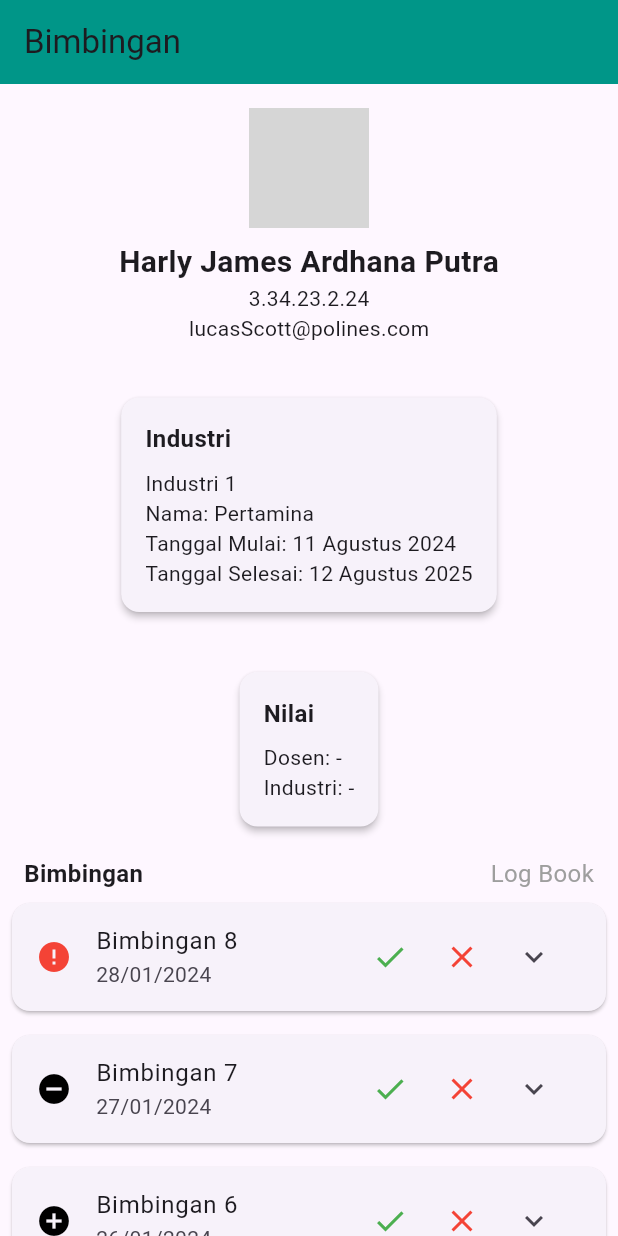
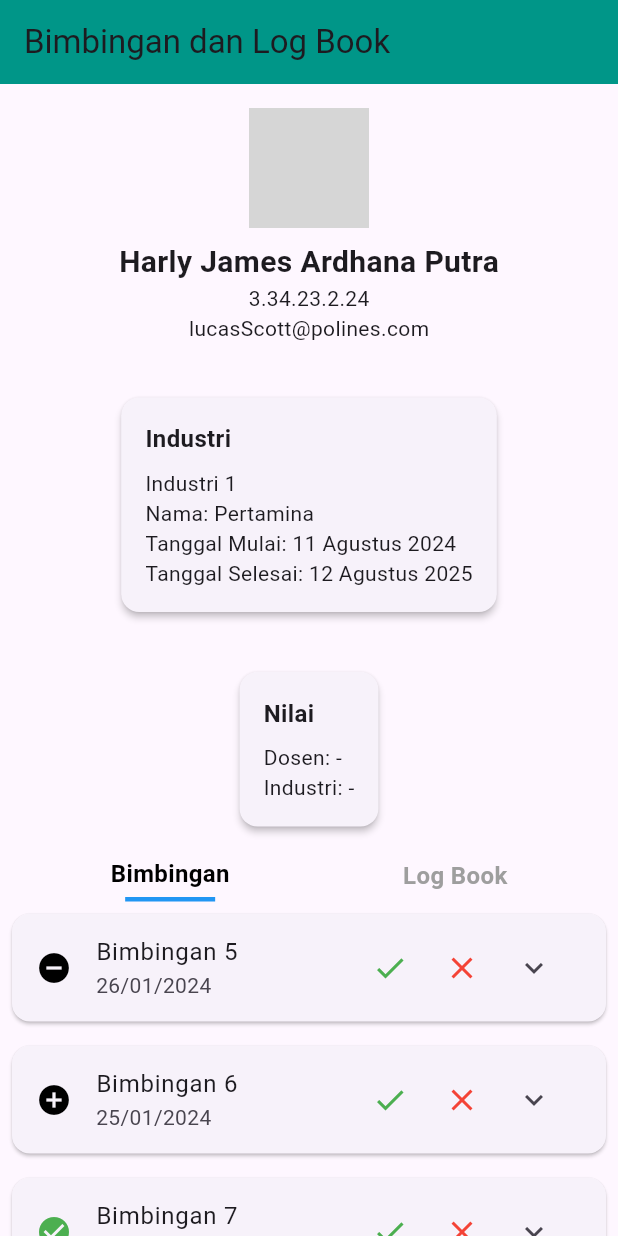
Before and after one commit to Kevin5621/Sitama, a Flutter app: the DCardPage screen opened directly, on a phone screen of 412 x 824 dp. Run offline on Flutter 3.47's test engine with Material 3 defaults, Android fonts, the light colour scheme and no system bars; network calls fail; grey boxes are pictures that could not be loaded.

Commit message:
Update d_card_page.dart

```diff
--- a/lib/pages/Dosen/d_card_page.dart
+++ b/lib/pages/Dosen/d_card_page.dart
@@ -1,17 +1,17 @@
 import 'package:flutter/material.dart';
 
 void main() {
-  runApp(const CardMahasiswa(studentName: '',));
+  runApp(const MyApp());
 }
 
-class CardMahasiswa extends StatelessWidget {
-  const CardMahasiswa({Key? key, required String studentName}) : super(key: key);
+class MyApp extends StatelessWidget {
+  const MyApp({Key? key}) : super(key: key);
 
   @override
   Widget build(BuildContext context) {
     return const MaterialApp(
-      title: 'DCard Page',
-      home: DCardPage(), // Menggunakan DCardPage
+      title: 'Bimbingan dan Log Book',
+      home: DCardPage(),
     );
   }
 }
@@ -36,6 +36,18 @@ class BimbinganItem {
   });
 }
 
+class LogBookItem {
+  final String week;
+  final String date;
+  final String description;
+
+  LogBookItem({
+    required this.week,
+    required this.date,
+    required this.description,
+  });
+}
+
 class DCardPage extends StatefulWidget {
   const DCardPage({Key? key}) : super(key: key);
 
@@ -44,22 +56,36 @@ class DCardPage extends StatefulWidget {
 }
 
 class _DCardPageState extends State<DCardPage> {
+  final PageController _pageController = PageController();
+  int _selectedIndex = 0;
+
   List<BimbinganItem> bimbinganData = [
     BimbinganItem(
-      id: 1,
-      title: 'Bimbingan 8',
-      date: '28/01/2024',
-      status: 'pending',
-      description: 'Kegiatan Anda: Berikut poin-poin laporan saya:',
+      id: 5,
+      title: 'Bimbingan 5',
+      date: '26/01/2024',
+      status: 'unread',
+      description: 'Kegiatan Anda: Silakan cek laporan saya yang belum dibaca.',
       points: [
-        'Bab I - Pendahuluan: Latar belakang magang',
-        'Pembahasan Kegiatan Magang',
-        'Analisis dan Evaluasi',
+        'Bab II - Metodologi: Metode yang digunakan',
+        'Analisis Data',
       ],
-      attachment: 'Lucas Bimbingan7.pdf',
+      attachment: 'Lucas Bimbingan5.pdf',
     ),
     BimbinganItem(
-      id: 2,
+      id: 6,
+      title: 'Bimbingan 6',
+      date: '25/01/2024',
+      status: 'revisi',
+      description: 'Kegiatan Anda: Mohon revisi laporan saya.',
+      points: [
+        'Bab III - Hasil dan Pembahasan',
+        'Kesimpulan dan Saran',
+      ],
+      attachment: 'Lucas Bimbingan4.pdf',
+    ),
+    BimbinganItem(
+      id: 7,
       title: 'Bimbingan 7',
       date: '27/01/2024',
       status: 'accepted',
@@ -72,17 +98,30 @@ class _DCardPageState extends State<DCardPage> {
       attachment: 'Lucas Bimbingan6.pdf',
     ),
     BimbinganItem(
-      id: 3,
-      title: 'Bimbingan 6',
-      date: '26/01/2024',
-      status: 'unread',
+      id: 8,
+      title: 'Bimbingan 8',
+      date: '28/01/2024',
+      status: 'pending',
       description: 'Kegiatan Anda: Berikut poin-poin laporan saya:',
       points: [
         'Bab I - Pendahuluan: Latar belakang magang',
         'Pembahasan Kegiatan Magang',
         'Analisis dan Evaluasi',
       ],
-      attachment: 'Lucas Bimbingan5.pdf',
+      attachment: 'Lucas Bimbingan7.pdf',
+    ),
+  ];
+
+  List<LogBookItem> logBookData = [
+    LogBookItem(
+      week: "Minggu 2",
+      date: "21/01/2024",
+      description: "Membuat desain UI/UX aplikasi MY Pertamin...",
+    ),
+    LogBookItem(
+      week: "Minggu 3",
+      date: "28/01/2024",
+      description: "Pengujian aplikasi MY Pertamina...",
     ),
   ];
 
@@ -100,39 +139,41 @@ class _DCardPageState extends State<DCardPage> {
     });
   }
 
+  void onTabTapped(int index) {
+    setState(() {
+      _selectedIndex = index;
+      _pageController.jumpToPage(index);
+    });
+  }
+
   @override
   Widget build(BuildContext context) {
     return Scaffold(
       appBar: AppBar(
-        title: const Text('Bimbingan'),
+        title: const Text('Bimbingan dan Log Book'),
         backgroundColor: Colors.teal,
       ),
-      body: SingleChildScrollView(
-        child: Column(
+      body: Column(
         children: [
-            // Profile and Industry Info
           _buildProfileSection(),
           _buildIndustrySection(),
           _buildNilaiSection(),
-
-            // Tabs for Bimbingan and Log Book
           _buildTabs(),
-
-            // List of Bimbingan Items
-            ListView.builder(
-              shrinkWrap: true,
-              physics: const NeverScrollableScrollPhysics(),
-              itemCount: bimbinganData.length,
-              itemBuilder: (context, index) {
-                return BimbinganItemWidget(
-                  data: bimbinganData[index],
-                  onAccept: () => handleAccept(bimbinganData[index].id),
-                  onReject: () => handleReject(bimbinganData[index].id),
-                );
+          Expanded(
+            child: PageView(
+              controller: _pageController,
+              onPageChanged: (index) {
+                setState(() {
+                  _selectedIndex = index;
+                });
               },
+              children: [
+                _buildBimbinganList(),
+                _buildLogBookList(),
+              ],
+            ),
           ),
         ],
-        ),
       ),
     );
   }
@@ -211,21 +252,64 @@ class _DCardPageState extends State<DCardPage> {
   }
 
   Widget _buildTabs() {
-    return const Padding(
-      padding: EdgeInsets.symmetric(horizontal: 16.0),
+    return Padding(
+      padding: const EdgeInsets.symmetric(horizontal: 16.0),
       child: Row(
-        mainAxisAlignment: MainAxisAlignment.spaceBetween,
+        mainAxisAlignment: MainAxisAlignment.spaceAround,
+        children: [
+          _buildTabItem("Bimbingan", 0),
+          _buildTabItem("Log Book", 1),
+        ],
+      ),
+    );
+  }
+
+  Widget _buildTabItem(String title, int index) {
+    return GestureDetector(
+      onTap: () => onTabTapped(index),
+      child: Column(
         children: [
           Text(
-            'Bimbingan',
-            style: TextStyle(fontSize: 16, fontWeight: FontWeight.bold),
+            title,
+            style: TextStyle(
+              fontSize: 16,
+              fontWeight: FontWeight.bold,
+              color: _selectedIndex == index ? Colors.black : Colors.grey,
             ),
-          Text(
-            'Log Book',
-            style: TextStyle(fontSize: 16, color: Colors.grey),
+          ),
+          const SizedBox(height: 4),
+          if (_selectedIndex == index)
+            Container(
+              height: 3,
+              width: 60,
+              color: Colors.blue,
             ),
         ],
       ),
+    );
+  }
+
+  Widget _buildBimbinganList() {
+    return ListView.builder(
+      key: const ValueKey('bimbinganList'),
+      itemCount: bimbinganData.length,
+      itemBuilder: (context, index) {
+        return BimbinganItemWidget(
+          data: bimbinganData[index],
+          onAccept: () => handleAccept(bimbinganData[index].id),
+          onReject: () => handleReject(bimbinganData[index].id),
+        );
+      },
+    );
+  }
+
+  Widget _buildLogBookList() {
+    return ListView.builder(
+      key: const ValueKey('logBookList'),
+      itemCount: logBookData.length,
+      itemBuilder: (context, index) {
+        return LogBookItemWidget(data: logBookData[index]);
+      },
     );
   }
 }
@@ -252,14 +336,15 @@ class _BimbinganItemWidgetState extends State<BimbinganItemWidget> {
   Icon getStatusIcon() {
     switch (widget.data.status) {
       case 'accepted':
-        return const Icon(Icons.remove_circle,
-            color: Colors.black); // Tanda "-"
-      case 'pending':
-        return const Icon(Icons.error, color: Colors.red); // Tanda "!"
+        return const Icon(Icons.check_circle, color: Colors.green);
+      case 'rejected':
+        return const Icon(Icons.error, color: Colors.red);
+      case 'revisi':
+        return const Icon(Icons.add_circle, color: Colors.black);
       case 'unread':
-        return const Icon(Icons.add_circle, color: Colors.black); // Tanda "+"
+        return const Icon(Icons.remove_circle, color: Colors.black);
       default:
-        return const Icon(Icons.help, color: Colors.grey);
+        return const Icon(Icons.check_circle, color: Colors.green);
     }
   }
 
@@ -325,3 +410,27 @@ class _BimbinganItemWidgetState extends State<BimbinganItemWidget> {
     );
   }
 }
+
+class LogBookItemWidget extends StatelessWidget {
+  final LogBookItem data;
+
+  const LogBookItemWidget({Key? key, required this.data}) : super(key: key);
+
+  @override
+  Widget build(BuildContext context) {
+    return Card(
+      margin: const EdgeInsets.all(8.0),
+      child: ListTile(
+        title: Text(data.week),
+        subtitle: Column(
+          crossAxisAlignment: CrossAxisAlignment.start,
+          children: [
+            Text(data.date),
+            const SizedBox(height: 4),
+            Text(data.description),
+          ],
+        ),
+      ),
+    );
+  }
+}
```
Lines whose indentation alone changed are shown as unchanged.
